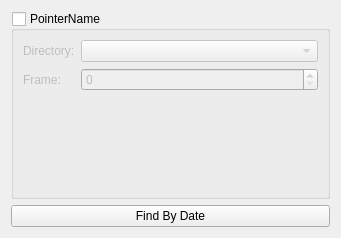
This is src/fort-studio/FramePointerWidget.ui in formicidae-tracker/studio as Qt 5 draws it before an edit. The edited form follows.
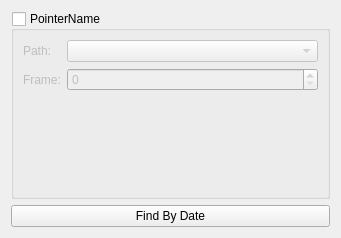
This is the edited form. Custom widgets are drawn as their Qt base class.

Commit message: Implements basic FramePointerWidget

```diff
--- a/src/fort-studio/FramePointerWidget.ui
+++ b/src/fort-studio/FramePointerWidget.ui
@@ -29,12 +29,19 @@
       <item row="0" column="0">
        <widget class="QLabel" name="dirLabel">
         <property name="text">
-         <string>Directory:</string>
+         <string>Path:</string>
         </property>
        </widget>
       </item>
       <item row="0" column="1">
-       <widget class="QComboBox" name="comboBox"/>
+       <widget class="QComboBox" name="comboBox">
+        <property name="minimumSize">
+         <size>
+          <width>200</width>
+          <height>0</height>
+         </size>
+        </property>
+       </widget>
       </item>
       <item row="1" column="0">
        <widget class="QLabel" name="frameLabel">
@@ -58,6 +65,13 @@
    </item>
   </layout>
  </widget>
+ <customwidgets>
+  <customwidget>
+   <class>QLongSpinBox</class>
+   <extends>QSpinBox</extends>
+   <header>fort-studio/QLongSpinBox.hpp</header>
+  </customwidget>
+ </customwidgets>
  <resources/>
  <connections/>
 </ui>
```
Left out of the diff: 2 changed lines with no effect on the pictures. The commit also changes 10 other files.
